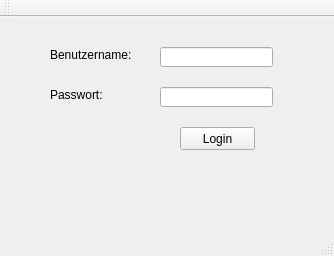
Old version of the form ZitatErfassung/frmmain.ui in the repository TrialAnd404/MyRepo.
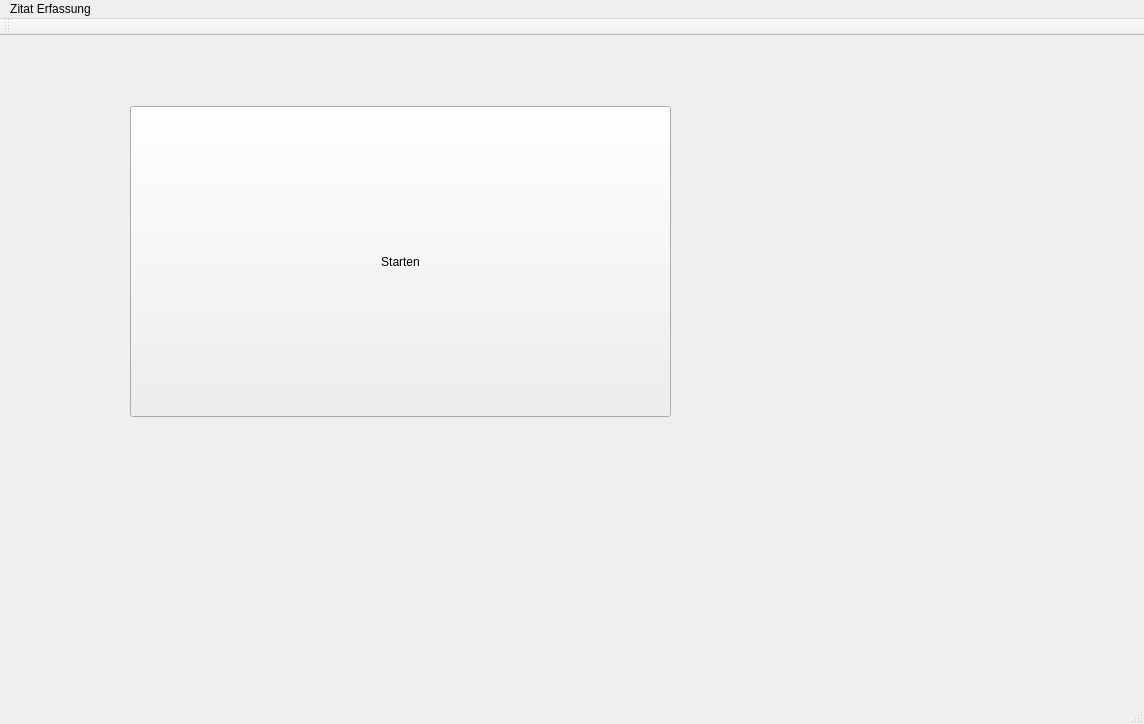
New version of the form.

Patch:
```diff
--- a/ZitatErfassung/frmmain.ui
+++ b/ZitatErfassung/frmmain.ui
@@ -6,71 +6,25 @@
    <rect>
     <x>0</x>
     <y>0</y>
-    <width>334</width>
-    <height>256</height>
+    <width>1144</width>
+    <height>724</height>
    </rect>
   </property>
   <property name="windowTitle">
    <string>frmMain</string>
   </property>
   <widget class="QWidget" name="centralWidget">
-   <widget class="QLabel" name="label">
+   <widget class="QPushButton" name="pbStarten">
     <property name="geometry">
      <rect>
-      <x>50</x>
-      <y>30</y>
-      <width>81</width>
-      <height>16</height>
-     </rect>
-    </property>
-    <property name="text">
-     <string>Benutzername:</string>
-    </property>
-   </widget>
-   <widget class="QLabel" name="label_2">
-    <property name="geometry">
-     <rect>
-      <x>50</x>
+      <x>130</x>
       <y>70</y>
-      <width>81</width>
-      <height>16</height>
+      <width>541</width>
+      <height>311</height>
      </rect>
     </property>
     <property name="text">
-     <string>Passwort:</string>
-    </property>
-   </widget>
-   <widget class="QLineEdit" name="ldtBenutzername">
-    <property name="geometry">
-     <rect>
-      <x>160</x>
-      <y>30</y>
-      <width>113</width>
-      <height>20</height>
-     </rect>
-    </property>
-   </widget>
-   <widget class="QLineEdit" name="ldtPasswort">
-    <property name="geometry">
-     <rect>
-      <x>160</x>
-      <y>70</y>
-      <width>113</width>
-      <height>20</height>
-     </rect>
-    </property>
-   </widget>
-   <widget class="QPushButton" name="pbLogin">
-    <property name="geometry">
-     <rect>
-      <x>180</x>
-      <y>110</y>
-      <width>75</width>
-      <height>23</height>
-     </rect>
-    </property>
-    <property name="text">
-     <string>Login</string>
+     <string>Starten</string>
     </property>
    </widget>
   </widget>
@@ -79,10 +33,16 @@
     <rect>
      <x>0</x>
      <y>0</y>
-     <width>334</width>
+     <width>1144</width>
      <height>21</height>
     </rect>
    </property>
+   <widget class="QMenu" name="menuZitat_Erfassung">
+    <property name="title">
+     <string>Zitat Erfassung</string>
+    </property>
+   </widget>
+   <addaction name="menuZitat_Erfassung"/>
   </widget>
   <widget class="QToolBar" name="mainToolBar">
    <attribute name="toolBarArea">
```
